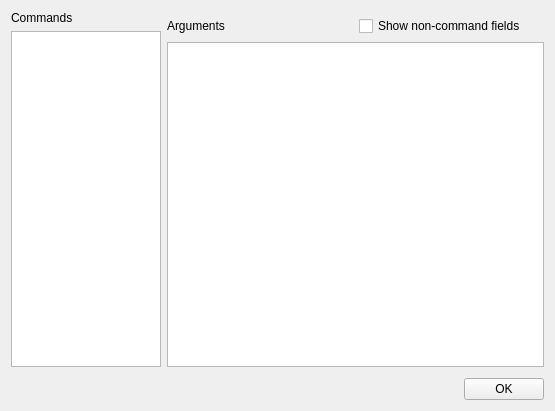
The window that apps/commandBuilder/ui/commandBuilder.ui (sudozer/dex) describes before a commit, drawn with Qt 5.
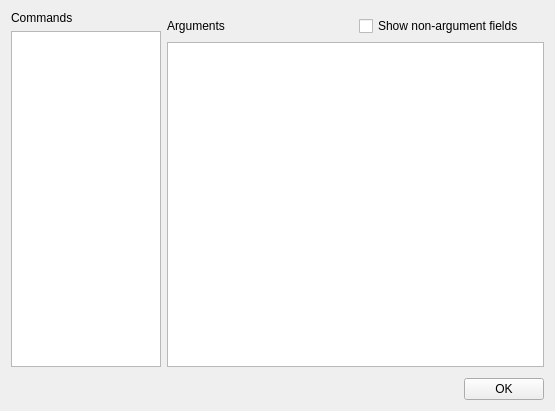
The same window after the commit.

```diff
--- a/apps/commandBuilder/ui/commandBuilder.ui
+++ b/apps/commandBuilder/ui/commandBuilder.ui
@@ -77,7 +77,7 @@
            <item>
             <widget class="QCheckBox" name="showNoncommandFieldsCheckbox">
              <property name="text">
-              <string>Show non-command fields</string>
+              <string>Show non-argument fields</string>
              </property>
             </widget>
            </item>
```
